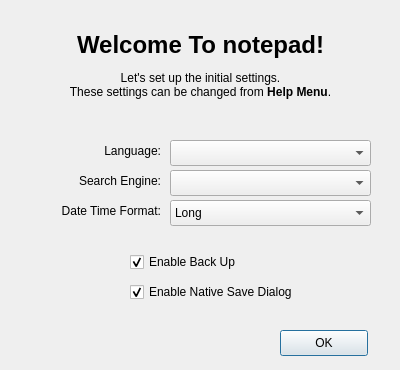
Above: welcomedialog.ui from Kimu1109/notepad-linux before the change. Below: the same form after it.
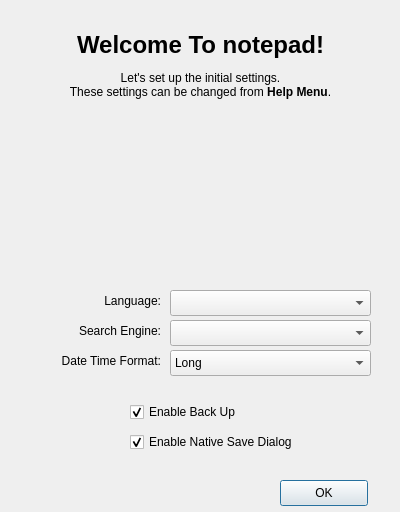
That is the form after the change. Icons and pictures are not drawn.

What changed in the file:
```diff
--- a/welcomedialog.ui
+++ b/welcomedialog.ui
@@ -7,7 +7,7 @@
     <x>0</x>
     <y>0</y>
     <width>400</width>
-    <height>370</height>
+    <height>512</height>
    </rect>
   </property>
   <property name="windowTitle">
@@ -35,7 +35,7 @@
    <property name="geometry">
     <rect>
      <x>20</x>
-     <y>140</y>
+     <y>290</y>
      <width>141</width>
      <height>21</height>
     </rect>
@@ -51,7 +51,7 @@
    <property name="geometry">
     <rect>
      <x>170</x>
-     <y>140</y>
+     <y>290</y>
      <width>201</width>
      <height>26</height>
     </rect>
@@ -61,7 +61,7 @@
    <property name="geometry">
     <rect>
      <x>20</x>
-     <y>170</y>
+     <y>320</y>
      <width>141</width>
      <height>21</height>
     </rect>
@@ -77,7 +77,7 @@
    <property name="geometry">
     <rect>
      <x>170</x>
-     <y>170</y>
+     <y>320</y>
      <width>201</width>
      <height>26</height>
     </rect>
@@ -87,7 +87,7 @@
    <property name="geometry">
     <rect>
      <x>20</x>
-     <y>200</y>
+     <y>350</y>
      <width>141</width>
      <height>21</height>
     </rect>
@@ -103,7 +103,7 @@
    <property name="geometry">
     <rect>
      <x>170</x>
-     <y>200</y>
+     <y>350</y>
      <width>201</width>
      <height>26</height>
     </rect>
@@ -123,7 +123,7 @@
    <property name="geometry">
     <rect>
      <x>130</x>
-     <y>250</y>
+     <y>400</y>
      <width>251</width>
      <height>24</height>
     </rect>
@@ -139,7 +139,7 @@
    <property name="geometry">
     <rect>
      <x>130</x>
-     <y>280</y>
+     <y>430</y>
      <width>251</width>
      <height>24</height>
     </rect>
@@ -155,7 +155,7 @@
    <property name="geometry">
     <rect>
      <x>280</x>
-     <y>330</y>
+     <y>480</y>
      <width>88</width>
      <height>26</height>
     </rect>
@@ -164,6 +164,25 @@
     <string>OK</string>
    </property>
   </widget>
+  <widget class="QLabel" name="k_studio_ddo_jp">
+   <property name="geometry">
+    <rect>
+     <x>120</x>
+     <y>130</y>
+     <width>141</width>
+     <height>141</height>
+    </rect>
+   </property>
+   <property name="text">
+    <string/>
+   </property>
+   <property name="pixmap">
+    <pixmap resource="resources.qrc">:/new/prefix/k-studio.ddo.jp.png</pixmap>
+   </property>
+   <property name="scaledContents">
+    <bool>false</bool>
+   </property>
+  </widget>
  </widget>
  <resources/>
  <connections/>
```
Left out of the diff: 8 changed lines with no effect on the pictures.
